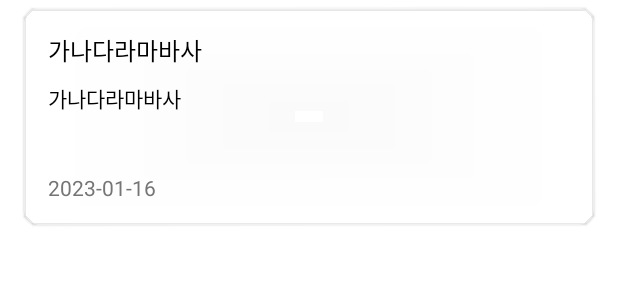
After one commit to blueland99/KimOneSheet, an Android app: the layout item_list.xml on its own in the app's theme, with its tools: preview values and no code run, on a phone screen of 412 x 824 dp. The commit adds this screen. Shown: the top 300 px of the screen. Run offline under Robolectric (Android 15) with nearby library versions, the phone set to English and light mode, and no system bars.

Commit message:
xml 작업

```diff
--- /dev/null
+++ b/app/src/main/res/drawable/edit_bg.xml
@@ -0,0 +1,6 @@
+<?xml version="1.0" encoding="utf-8"?>
+<shape xmlns:android="http://schemas.android.com/apk/res/android"
+    android:shape="rectangle">
+    <solid android:color="#80EFEFEF" />
+    <corners android:radius="30dp" />
+</shape>
--- /dev/null
+++ b/app/src/main/res/layout/item_list.xml
@@ -0,0 +1,55 @@
+<?xml version="1.0" encoding="utf-8"?>
+<layout xmlns:android="http://schemas.android.com/apk/res/android"
+    xmlns:app="http://schemas.android.com/apk/res-auto"
+    xmlns:tools="http://schemas.android.com/tools">
+
+    <androidx.cardview.widget.CardView
+        android:layout_width="match_parent"
+        android:layout_height="wrap_content"
+        android:layout_marginHorizontal="16dp"
+        android:layout_marginVertical="5dp"
+        app:cardBackgroundColor="#80FFFFFF"
+        app:cardCornerRadius="10dp"
+        app:cardElevation="1dp">
+
+        <androidx.constraintlayout.widget.ConstraintLayout
+            android:layout_width="match_parent"
+            android:layout_height="wrap_content"
+            android:padding="16dp">
+
+            <TextView
+                android:id="@+id/tv_title"
+                style="@style/text_single_line"
+                android:layout_width="match_parent"
+                android:layout_height="wrap_content"
+                app:layout_constraintTop_toTopOf="parent"
+                tools:text="가나다라마바사" />
+
+            <TextView
+                android:id="@+id/tv_content"
+                style="@style/text_multi_line"
+                android:layout_width="match_parent"
+                android:layout_height="wrap_content"
+                android:layout_marginTop="10dp"
+                android:textSize="14sp"
+                app:layout_constraintBottom_toTopOf="@id/tv_datetime"
+                app:layout_constraintTop_toBottomOf="@id/tv_title"
+                tools:text="가나다라마바사" />
+
+            <TextView
+                android:id="@+id/tv_datetime"
+                style="@style/text_single_line"
+                android:layout_width="match_parent"
+                android:layout_height="wrap_content"
+                android:layout_marginTop="10dp"
+                android:textColor="@color/dark_gray"
+                android:textSize="14sp"
+                app:layout_constraintBottom_toBottomOf="parent"
+                app:layout_constraintTop_toBottomOf="@id/tv_content"
+                tools:text="2023-01-16" />
+
+        </androidx.constraintlayout.widget.ConstraintLayout>
+
+    </androidx.cardview.widget.CardView>
+
+</layout>
--- a/app/src/main/res/values-night/themes.xml
+++ /dev/null
@@ -1,16 +0,0 @@
-<resources xmlns:tools="http://schemas.android.com/tools">
-    <!-- Base application theme. -->
-    <style name="Theme.KimOneSheet" parent="Theme.MaterialComponents.DayNight.DarkActionBar">
-        <!-- Primary brand color. -->
-        <item name="colorPrimary">@color/purple_200</item>
-        <item name="colorPrimaryVariant">@color/purple_700</item>
-        <item name="colorOnPrimary">@color/black</item>
-        <!-- Secondary brand color. -->
-        <item name="colorSecondary">@color/teal_200</item>
-        <item name="colorSecondaryVariant">@color/teal_200</item>
-        <item name="colorOnSecondary">@color/black</item>
-        <!-- Status bar color. -->
-        <item name="android:statusBarColor" tools:targetApi="l">?attr/colorPrimaryVariant</item>
-        <!-- Customize your theme here. -->
-    </style>
-</resources>
--- a/app/src/main/res/values/colors.xml
+++ b/app/src/main/res/values/colors.xml
@@ -1,10 +1,9 @@
 <?xml version="1.0" encoding="utf-8"?>
 <resources>
-    <color name="purple_200">#FFBB86FC</color>
-    <color name="purple_500">#FF6200EE</color>
-    <color name="purple_700">#FF3700B3</color>
-    <color name="teal_200">#FF03DAC5</color>
-    <color name="teal_700">#FF018786</color>
     <color name="black">#FF000000</color>
     <color name="white">#FFFFFFFF</color>
+    <color name="transparent">@android:color/transparent</color>
+    <color name="dark_gray">#757575</color>
+    <color name="color_text">#FF000000</color>
+    <color name="color_line">#FFD8D8D8</color>
 </resources>
--- /dev/null
+++ b/app/src/main/res/values/font_style.xml
@@ -0,0 +1,44 @@
+<?xml version="1.0" encoding="utf-8"?>
+<resources>
+
+    <style name="customTextViewFontStyle" parent="@android:style/Widget.DeviceDefault.TextView">
+        <item name="android:includeFontPadding">false</item>
+        <item name="android:textSize">16sp</item>
+        <item name="android:textColor">@color/color_text</item>
+        <!--<item name="android:fontFamily">@font/pretendard</item>-->
+        <item name="android:textFontWeight">500</item>
+    </style>
+
+    <style name="customButtonFontStyle" parent="@android:style/Widget.DeviceDefault.Button.Borderless">
+        <item name="android:includeFontPadding">false</item>
+        <item name="android:textSize">16sp</item>
+        <item name="android:textColor">@color/color_text</item>
+        <!--<item name="android:fontFamily">@font/pretendard</item>-->
+        <item name="android:textFontWeight">500</item>
+    </style>
+
+    <style name="customEditTextFontStyle" parent="@android:style/Widget.DeviceDefault.EditText">
+        <item name="android:includeFontPadding">false</item>
+        <item name="android:textSize">16sp</item>
+        <item name="android:textColor">@color/color_text</item>
+        <!--<item name="android:fontFamily">@font/pretendard</item>-->
+        <item name="android:textFontWeight">500</item>
+    </style>
+
+    <style name="customRadioButtonFontStyle" parent="@android:style/Widget.DeviceDefault.CompoundButton.RadioButton">
+        <item name="android:includeFontPadding">false</item>
+        <item name="android:textSize">16sp</item>
+        <item name="android:textColor">@color/color_text</item>
+        <!--<item name="android:fontFamily">@font/pretendard</item>-->
+        <item name="android:textFontWeight">500</item>
+    </style>
+
+    <style name="customCheckboxFontStyle" parent="@android:style/Widget.DeviceDefault.CompoundButton.CheckBox">
+        <item name="android:includeFontPadding">false</item>
+        <item name="android:textSize">16sp</item>
+        <item name="android:textColor">@color/color_text</item>
+        <!--<item name="android:fontFamily">@font/pretendard</item>-->
+        <item name="android:textFontWeight">500</item>
+    </style>
+
+</resources>
--- a/app/src/main/res/values/themes.xml
+++ b/app/src/main/res/values/themes.xml
@@ -1,16 +1,53 @@
-<resources xmlns:tools="http://schemas.android.com/tools">
+<resources>
     <!-- Base application theme. -->
     <style name="Theme.KimOneSheet" parent="Theme.MaterialComponents.DayNight.DarkActionBar">
         <!-- Primary brand color. -->
-        <item name="colorPrimary">@color/purple_500</item>
-        <item name="colorPrimaryVariant">@color/purple_700</item>
+        <item name="colorPrimary">@color/white</item>
+        <item name="colorPrimaryVariant">@color/white</item>
         <item name="colorOnPrimary">@color/white</item>
         <!-- Secondary brand color. -->
-        <item name="colorSecondary">@color/teal_200</item>
-        <item name="colorSecondaryVariant">@color/teal_700</item>
-        <item name="colorOnSecondary">@color/black</item>
+        <item name="colorSecondary">@color/white</item>
+        <item name="colorSecondaryVariant">@color/white</item>
+        <item name="colorOnSecondary">@color/white</item>
         <!-- Status bar color. -->
-        <item name="android:statusBarColor" tools:targetApi="l">?attr/colorPrimaryVariant</item>
+        <item name="android:statusBarColor">@color/white</item>
+        <item name="android:windowLightStatusBar">true</item>
         <!-- Customize your theme here. -->
+        <item name="windowNoTitle">true</item>
+        <item name="windowActionBar">false</item>
+        <item name="android:textViewStyle">@style/customTextViewFontStyle</item>
+        <item name="android:buttonStyle">@style/customButtonFontStyle</item>
+        <item name="android:editTextStyle">@style/customEditTextFontStyle</item>
+        <item name="android:radioButtonStyle">@style/customRadioButtonFontStyle</item>
+        <item name="android:checkboxStyle">@style/customCheckboxFontStyle</item>
     </style>
+
+    <style name="edit_single_line" parent="Widget.AppCompat.EditText">
+        <item name="android:background">@null</item>
+        <item name="android:paddingHorizontal">12dp</item>
+        <item name="android:singleLine">true</item>
+    </style>
+
+    <style name="edit_multi_line" parent="Widget.AppCompat.EditText">
+        <item name="android:background">@null</item>
+        <item name="android:padding">12dp</item>
+        <item name="android:gravity">top|left</item>
+    </style>
+
+    <style name="text_single_line" parent="Widget.AppCompat.TextView">
+        <item name="android:singleLine">true</item>
+        <item name="android:ellipsize">end</item>
+    </style>
+
+    <style name="text_multi_line" parent="Widget.AppCompat.TextView">
+        <item name="android:lines">3</item>
+        <item name="android:ellipsize">end</item>
+    </style>
+
+    <style name="image">
+        <item name="android:scaleType">fitCenter</item>
+        <item name="android:adjustViewBounds">true</item>
+        <item name="android:background">@null</item>
+    </style>
+
 </resources>
```
Also changed, not shown: app/src/main/AndroidManifest.xml (+7 -4 lines), app/src/main/java/com/blueland/kimonesheet/model/MemoModel.kt (added, +9 -0 lines), app/src/main/java/com/blueland/kimonesheet/view/activity/WriteActivity.kt (added, +9 -0 lines), app/src/main/java/com/blueland/kimonesheet/view/adapter/ListAdapter.kt (added, +30 -0 lines), app/src/main/java/com/blueland/kimonesheet/view/adapter/holder/ListHolder.kt (added, +24 -0 lines), app/src/main/res/layout/activity_main.xml (+98 -2 lines), app/src/main/res/layout/activity_write.xml (added, +72 -0 lines), app/src/main/res/drawable/btn_save.png (added), app/src/main/res/drawable/btn_write.png (added), app/src/main/res/drawable/ic_list.png (added), app/src/main/res/drawable/ic_search.png (added), app/src/main/res/drawable/main_bg.png (added), 1 other file.
